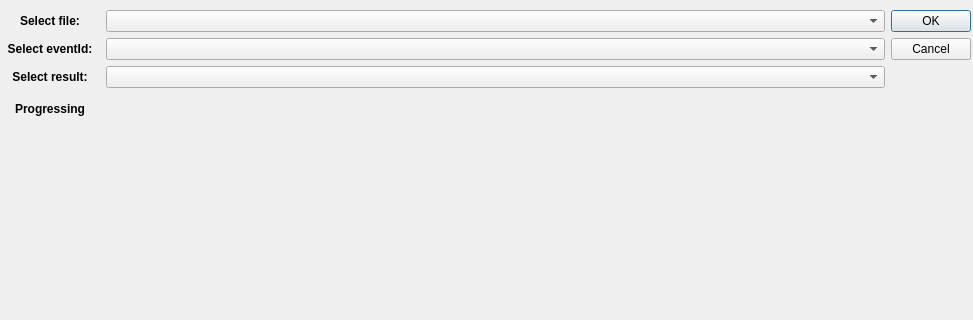
This is layout/analysis_results.ui in listenzcc/eeg-for-everyone-Qt as Qt 5 draws it before an edit; both pictures show x 0 to 973 and y 0 to 320 of the 973 by 675 pixel window. The edited form follows.
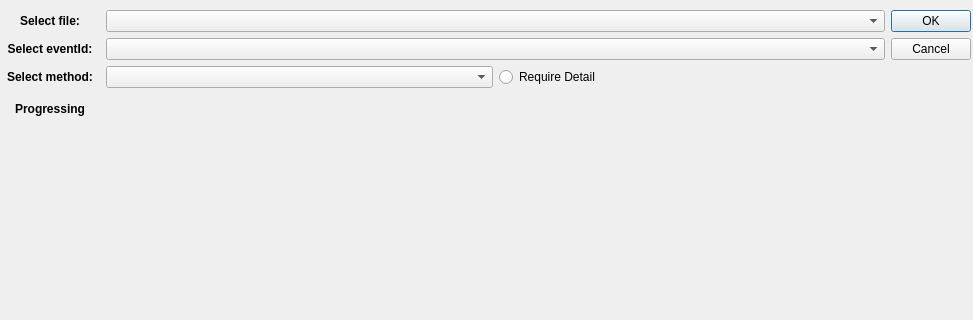
This is the edited form.

Commit message: Develop Train and validation for analysis

```diff
--- a/layout/analysis_results.ui
+++ b/layout/analysis_results.ui
@@ -151,7 +151,7 @@
            </font>
           </property>
           <property name="text">
-           <string>Select result:</string>
+           <string>Select method:</string>
           </property>
           <property name="alignment">
            <set>Qt::AlignmentFlag::AlignCenter</set>
@@ -161,6 +161,13 @@
         <item>
          <widget class="QComboBox" name="zcc_comboBox_selectMethod"/>
         </item>
+        <item>
+         <widget class="QRadioButton" name="zcc_radioButton_requireDetail">
+          <property name="text">
+           <string>Require Detail</string>
+          </property>
+         </widget>
+        </item>
        </layout>
       </item>
       <item>
```
The commit also changes 7 other files.
